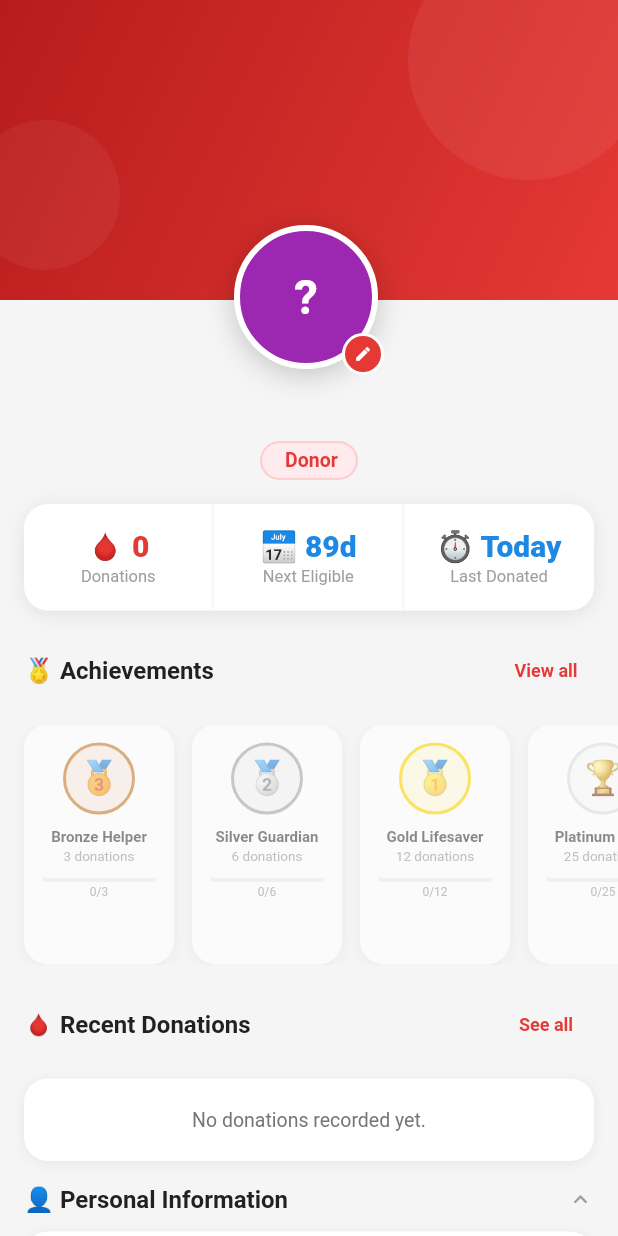
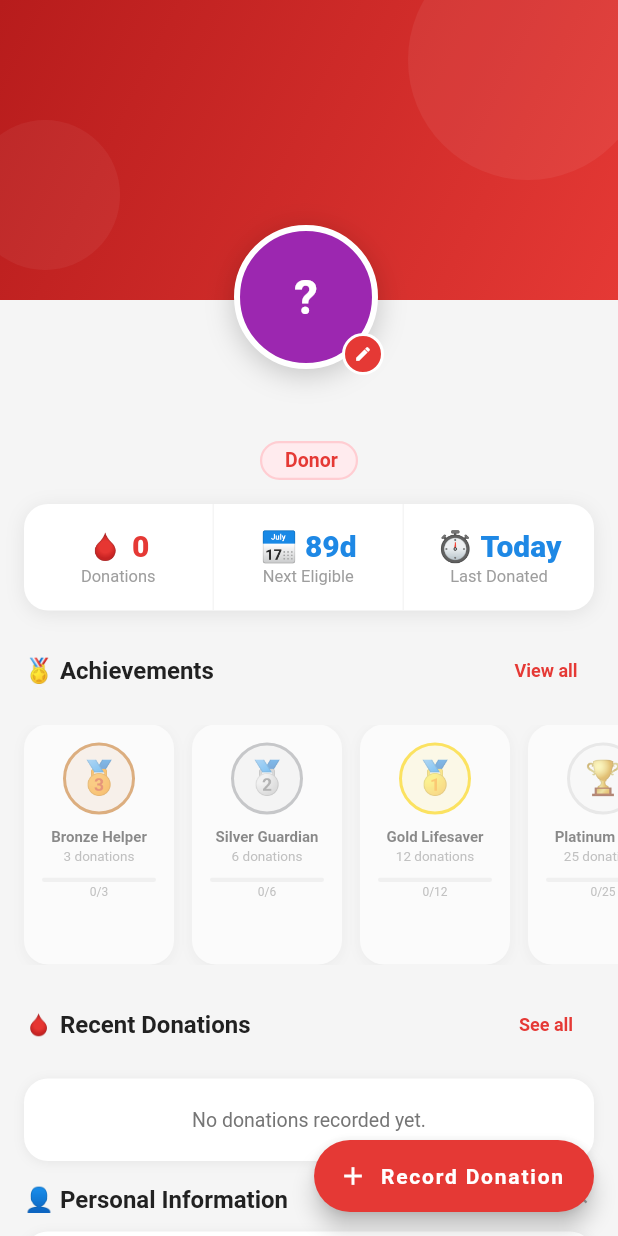
Before and after one commit to Kawser-Miah/Emergency-Blood-Donation-Network, a Flutter app: the _ProfileView screen opened directly, on a phone screen of 412 x 824 dp. Run offline on Flutter 3.47's test engine with Material 3 defaults, Android fonts, the light colour scheme and no system bars; our stand-ins replace cloud_firestore, dartz, firebase_auth, firebase_core, flutter_bloc, flutter_map and 10 more; missing offline and left inert: dart:ffi; accounts and stored records are empty; Roboto replaces fonts that are missing (Poppins); statements that could not run were skipped.

Commit message:
Add floating action button to record donations in ProfileScreen

```diff
--- a/lib/application/pages/features/profile/view/profile_screen.dart
+++ b/lib/application/pages/features/profile/view/profile_screen.dart
@@ -14,6 +14,7 @@ import '../../../../core/theme/colors.dart';
 import '../bloc/profile_bloc.dart';
 import '../bloc/profile_event.dart';
 import '../bloc/profile_state.dart';
+import '../widgets/profile_add_donation_sheet.dart';
 import '../widgets/profile_badges_section.dart';
 import '../widgets/profile_cover_photo.dart';
 import '../widgets/profile_donation_history.dart';
@@ -45,6 +46,19 @@ class ProfileScreen extends StatelessWidget {
 class _ProfileView extends StatelessWidget {
   const _ProfileView();
 
+  void _openAddDonation(BuildContext context, ProfileState state) {
+    final bloc = context.read<ProfileBloc>();
+    showModalBottomSheet<void>(
+      context: context,
+      isScrollControlled: true,
+      backgroundColor: Colors.transparent,
+      builder: (_) => BlocProvider.value(
+        value: bloc,
+        child: AddDonationSheet(bloodGroup: state.profile!.bloodGroup ?? ''),
+      ),
+    );
+  }
+
   @override
   Widget build(BuildContext context) {
     return BlocConsumer<SignInBloc, SignInState>(
@@ -65,6 +79,21 @@ class _ProfileView extends StatelessWidget {
           builder: (context, state) {
             return Scaffold(
               backgroundColor: AppColors.background,
+              floatingActionButton: state.profile == null
+                  ? null
+                  : FloatingActionButton.extended(
+                      onPressed: () => _openAddDonation(context, state),
+                      backgroundColor: AppColors.primary,
+                      foregroundColor: Colors.white,
+                      icon: const Icon(Icons.add, size: 20),
+                      label: const Text(
+                        'Record Donation',
+                        style: TextStyle(
+                          fontSize: 14,
+                          fontWeight: FontWeight.w700,
+                        ),
+                      ),
+                    ),
               body: Stack(
                 children: [
                   SingleChildScrollView(
```
